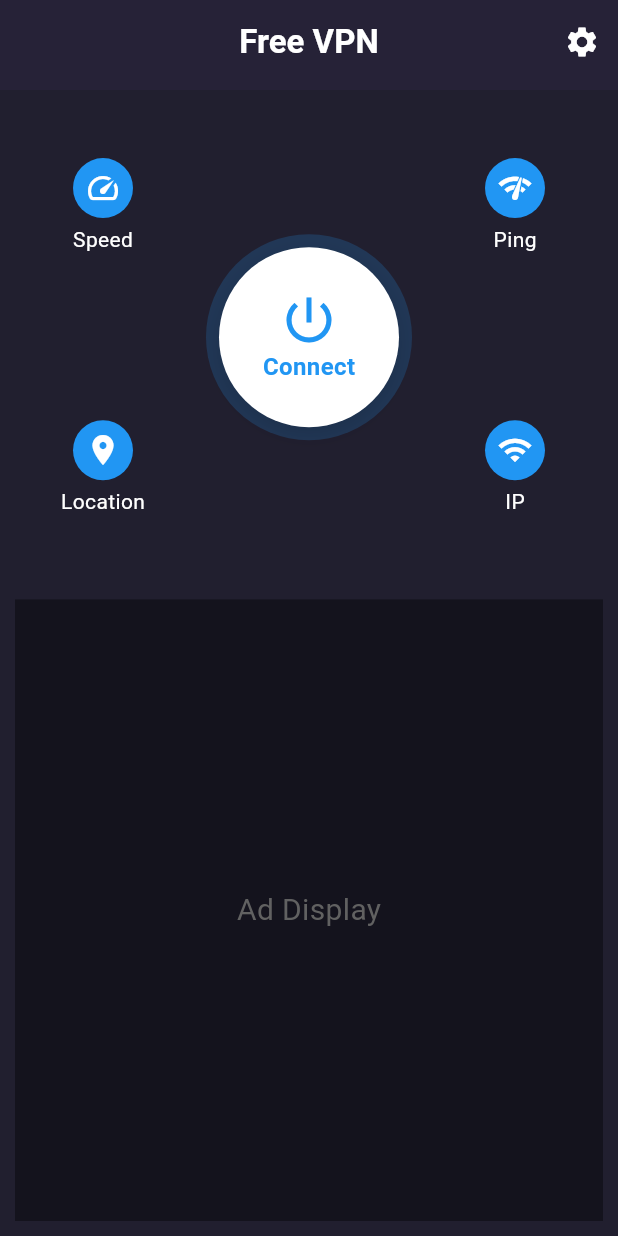
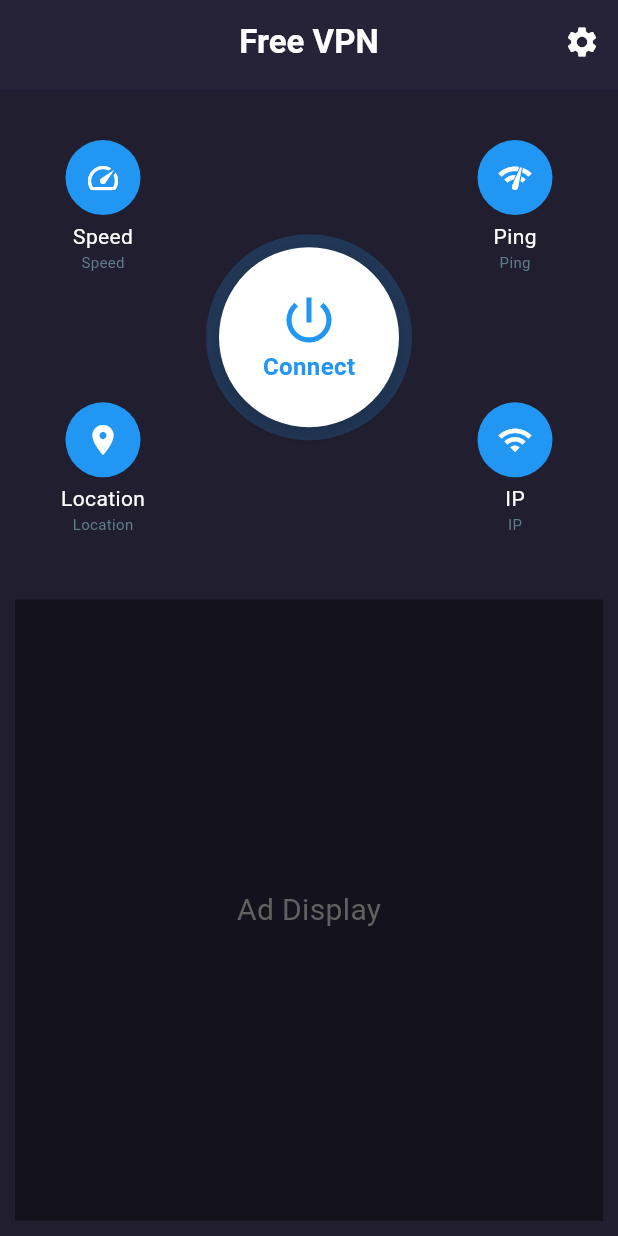
Before and after one commit to muqtasid-rana/Vpn, a Flutter app: the screen it shows after launch, on a phone screen of 412 x 824 dp. Run offline on Flutter 3.47's test engine with Material 3 defaults, Android fonts, the phone set to English and light mode, and no system bars; our stand-ins replace csv.

Commit message:
Updated Files

```diff
--- a/lib/Models/vpn_model.dart
+++ b/lib/Models/vpn_model.dart
@@ -0,0 +1,48 @@
+class VpnModel {
+  VpnModel({
+    required this.HostName,
+    required this.IP,
+    required this.Score,
+    required this.Ping,
+    required this.Speed,
+    required this.CountryLong,
+    required this.CountryShort,
+    required this.NumVpnSessions,
+    required this.OpenVPNConfigDataBase64,
+  });
+  late final String HostName;
+  late final String IP;
+  late final int Score;
+  late final int Ping;
+  late final int Speed;
+  late final String CountryLong;
+  late final String CountryShort;
+  late final int NumVpnSessions;
+  late final String OpenVPNConfigDataBase64;
+
+  VpnModel.fromJson(Map<String, dynamic> json) {
+    HostName = json['HostName'] ?? "";
+    IP = json['IP'] ?? "";
+    Score = json['Score'] ?? 0;
+    Ping = json['Ping'] ?? 0;
+    Speed = json['Speed'] ?? 0;
+    CountryLong = json['CountryLong'] ?? "";
+    CountryShort = json['CountryShort'] ?? "";
+    NumVpnSessions = json['NumVpnSessions'] ?? 0;
+    OpenVPNConfigDataBase64 = json['OpenVPN_ConfigData_Base64'] ?? "";
+  }
+
+  Map<String, dynamic> toJson() {
+    final _data = <String, dynamic>{};
+    _data['HostName'] = HostName;
+    _data['IP'] = IP;
+    _data['Score'] = Score;
+    _data['Ping'] = Ping;
+    _data['Speed'] = Speed;
+    _data['CountryLong'] = CountryLong;
+    _data['CountryShort'] = CountryShort;
+    _data['NumVpnSessions'] = NumVpnSessions;
+    _data['OpenVPN_ConfigData_Base64'] = OpenVPNConfigDataBase64;
+    return _data;
+  }
+}
--- a/lib/Views/homescreen/HomeScreen.dart
+++ b/lib/Views/homescreen/HomeScreen.dart
@@ -39,9 +39,17 @@ class HomeScreen extends StatelessWidget {
                   child: Column(
                     mainAxisAlignment: MainAxisAlignment.spaceEvenly,
                     children: const [
-                      InfoButton(text: "Speed", icon: Icons.speed),
+                      InfoButton(
+                        text: "Speed",
+                        icon: Icons.speed,
+                        subText: 'Speed',
+                      ),
                       SizedBox(height: 20),
-                      InfoButton(text: "Location", icon: Icons.location_on),
+                      InfoButton(
+                        text: "Location",
+                        icon: Icons.location_on,
+                        subText: 'Location',
+                      ),
                     ],
                   ),
                 ),
@@ -50,9 +58,17 @@ class HomeScreen extends StatelessWidget {
                   child: Column(
                     mainAxisAlignment: MainAxisAlignment.spaceEvenly,
                     children: const [
-                      InfoButton(text: "Ping", icon: Icons.network_check),
+                      InfoButton(
+                        text: "Ping",
+                        icon: Icons.network_check,
+                        subText: 'Ping',
+                      ),
                       SizedBox(height: 20),
-                      InfoButton(text: "IP", icon: Icons.wifi),
+                      InfoButton(
+                        text: "IP",
+                        icon: Icons.wifi,
+                        subText: 'IP',
+                      ),
                     ],
                   ),
                 ),
--- a/lib/Views/homescreen/widgets/infoButtons.dart
+++ b/lib/Views/homescreen/widgets/infoButtons.dart
@@ -4,6 +4,7 @@ import 'package:vpn_app/constants/colors.dart';
 class InfoButton extends StatelessWidget {
   final Color color;
   final String text;
+  final String subText;
   final IconData icon;
 
   const InfoButton({
@@ -11,6 +12,7 @@ class InfoButton extends StatelessWidget {
     required this.text,
     required this.icon,
     this.color = kBlue,
+    required this.subText,
   });
 
   @override
@@ -18,8 +20,8 @@ class InfoButton extends StatelessWidget {
     return Column(
       children: [
         Container(
-          height: 40,
-          width: 40,
+          height: 50,
+          width: 50,
           decoration: BoxDecoration(
             shape: BoxShape.circle,
             color: color,
@@ -31,6 +33,10 @@ class InfoButton extends StatelessWidget {
           text,
           style: const TextStyle(color: secondaryColor),
         ),
+        Text(
+          text,
+          style: const TextStyle(color: Colors.blueGrey, fontSize: 10),
+        ),
       ],
     );
   }
--- a/lib/main.dart
+++ b/lib/main.dart
@@ -1,7 +1,8 @@
 import 'package:flutter/material.dart';
 import 'package:provider/provider.dart';
 import 'package:vpn_app/Views/homescreen/HomeScreen.dart';
-import 'package:vpn_app/services/vpn_provider.dart';
+import 'package:vpn_app/services/providers/location_provider.dart';
+import 'package:vpn_app/services/providers/vpn_provider.dart';
 
 void main() {
   runApp(const MyApp());
@@ -14,7 +15,9 @@ class MyApp extends StatelessWidget {
   Widget build(BuildContext context) {
     return MultiProvider(
       providers: [
-        ChangeNotifierProvider<VpnProvider>(create: (_) => VpnProvider())
+        ChangeNotifierProvider<VpnProvider>(create: (_) => VpnProvider()),
+        ChangeNotifierProvider<LocationProvider>(
+            create: (_) => LocationProvider())
       ],
       child: MaterialApp(
         debugShowCheckedModeBanner: false,
--- /dev/null
+++ b/lib/services/providers/location_provider.dart
@@ -0,0 +1,34 @@
+import 'package:flutter/material.dart';
+import 'package:vpn_app/Models/vpn_model.dart';
+import 'package:vpn_app/services/apis/api.dart';
+
+class LocationProvider extends ChangeNotifier {
+  List<VpnModel> _vpnList = [];
+  List<VpnModel> get vpnList => _vpnList;
+
+  bool _isLoading = false;
+  bool get isLoading => _isLoading;
+
+  List _countryList = [];
+  List _flagList = [];
+
+  List get countryList => _countryList;
+  List get flagList => _flagList;
+
+  Future<void> getVpnData() async {
+    _isLoading = true;
+    _vpnList = await Api.getApiResponse();
+    _isLoading = false;
+    notifyListeners;
+  }
+
+  Future<void> getCountriesData() async {
+    _isLoading = true;
+    _countryList.clear();
+    _flagList.clear();
+    _countryList = await Api.getCountries();
+    _flagList = await Api.getFlags();
+    _isLoading = false;
+    notifyListeners();
+  }
+}
```
Also changed, not shown: lib/Views/homescreen/widgets/widgets.dart (+12 -12 lines), lib/Views/location_screen/location_screen.dart (+38 -4 lines), lib/Views/location_screen/widgets/location_card.dart (added, +48 -0 lines), lib/services/apis/api.dart (+60 -6 lines), lib/services/providers/vpn_provider.dart (renamed from lib/services/vpn_provider.dart).
